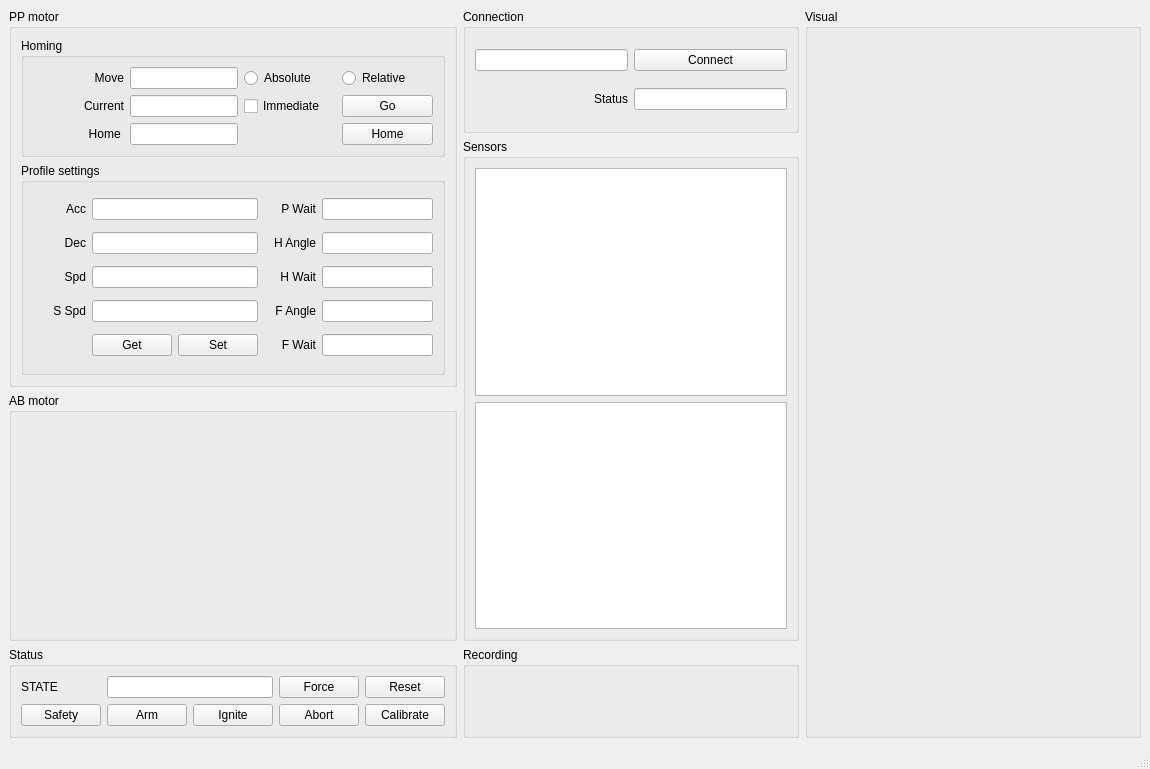
The window that Version_2/Desktop/control_station/mainwindow.ui (EPFLRocketTeam/PropulsionSoftware) describes before a commit, drawn with Qt 5.
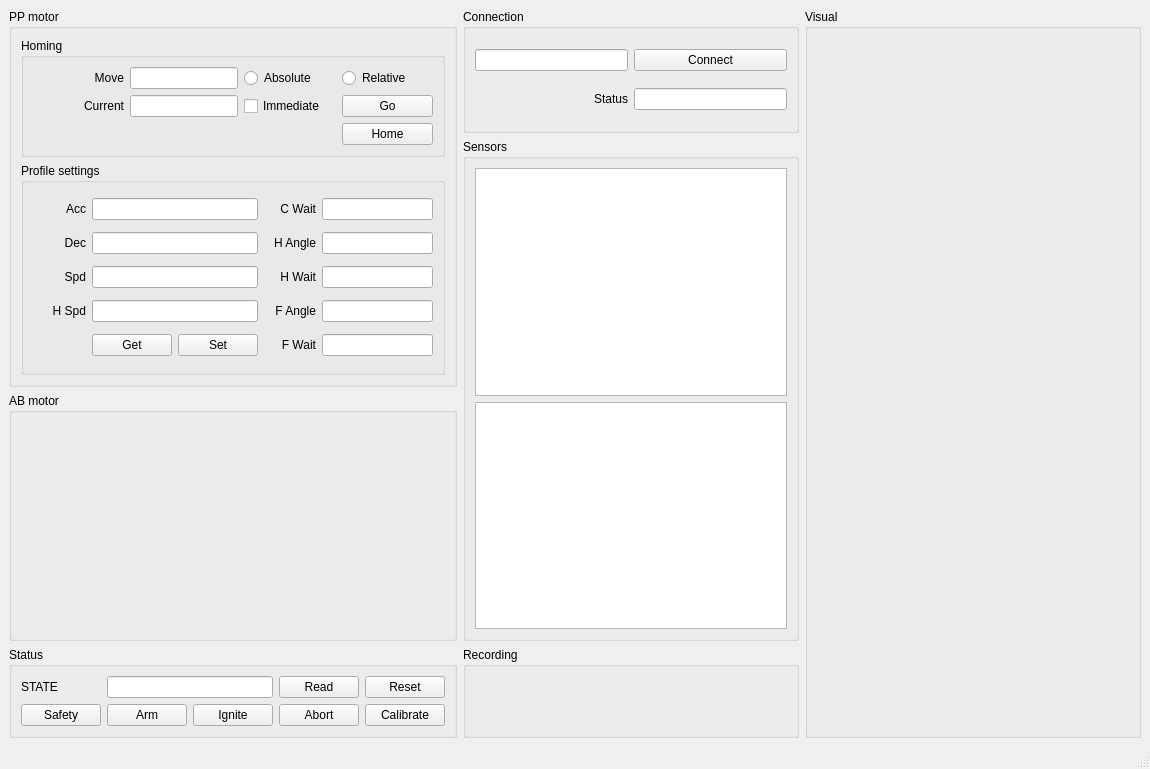
The same window after the commit. Custom widgets are drawn as their Qt base class.

What changed in the file:
```diff
--- a/Version_2/Desktop/control_station/mainwindow.ui
+++ b/Version_2/Desktop/control_station/mainwindow.ui
@@ -131,7 +131,7 @@
        <item row="0" column="3">
         <widget class="QPushButton" name="pushButton_2">
          <property name="text">
-          <string>Force</string>
+          <string>Read</string>
          </property>
         </widget>
        </item>
@@ -293,7 +293,7 @@
           <item row="3" column="0">
            <widget class="QLabel" name="label_9">
             <property name="text">
-             <string>S Spd</string>
+             <string>H Spd</string>
             </property>
             <property name="alignment">
              <set>Qt::AlignRight|Qt::AlignTrailing|Qt::AlignVCenter</set>
@@ -323,7 +323,7 @@
           <item row="0" column="3">
            <widget class="QLabel" name="label_10">
             <property name="text">
-             <string>P Wait</string>
+             <string>C Wait</string>
             </property>
             <property name="alignment">
              <set>Qt::AlignRight|Qt::AlignTrailing|Qt::AlignVCenter</set>
@@ -524,22 +524,6 @@
             </property>
            </widget>
           </item>
-          <item row="2" column="0">
-           <widget class="QLabel" name="label_4">
-            <property name="sizePolicy">
-             <sizepolicy hsizetype="Preferred" vsizetype="Fixed">
-              <horstretch>0</horstretch>
-              <verstretch>0</verstretch>
-             </sizepolicy>
-            </property>
-            <property name="text">
-             <string>Home </string>
-            </property>
-            <property name="alignment">
-             <set>Qt::AlignRight|Qt::AlignTrailing|Qt::AlignVCenter</set>
-            </property>
-           </widget>
-          </item>
           <item row="1" column="2">
            <widget class="QCheckBox" name="checkBox">
             <property name="text">
@@ -554,19 +538,6 @@
             </property>
            </widget>
           </item>
-          <item row="2" column="1">
-           <widget class="QLineEdit" name="lineEdit_3">
-            <property name="enabled">
-             <bool>true</bool>
-            </property>
-            <property name="sizePolicy">
-             <sizepolicy hsizetype="Preferred" vsizetype="Fixed">
-              <horstretch>0</horstretch>
-              <verstretch>0</verstretch>
-             </sizepolicy>
-            </property>
-           </widget>
-          </item>
           <item row="0" column="2">
            <widget class="QRadioButton" name="radioButton">
             <property name="text">
```
Left out of the diff: 56 changed lines with no effect on the pictures.
